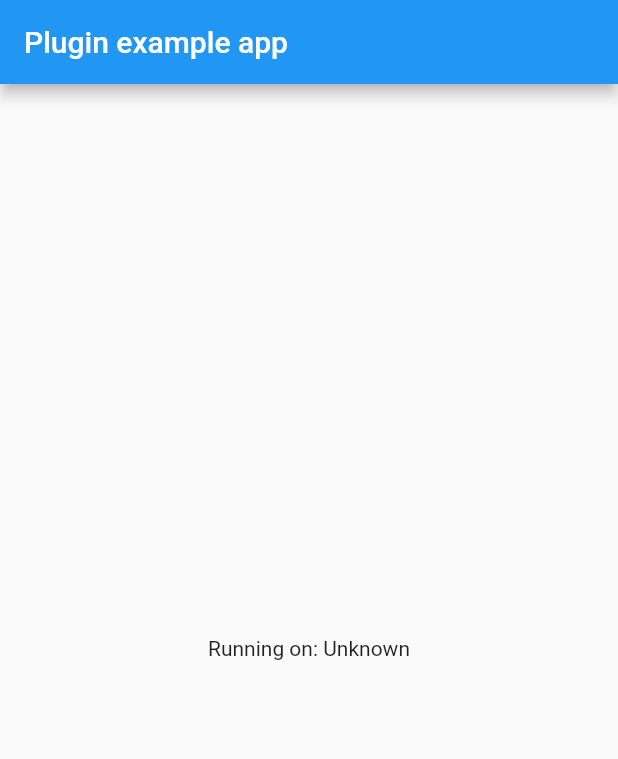
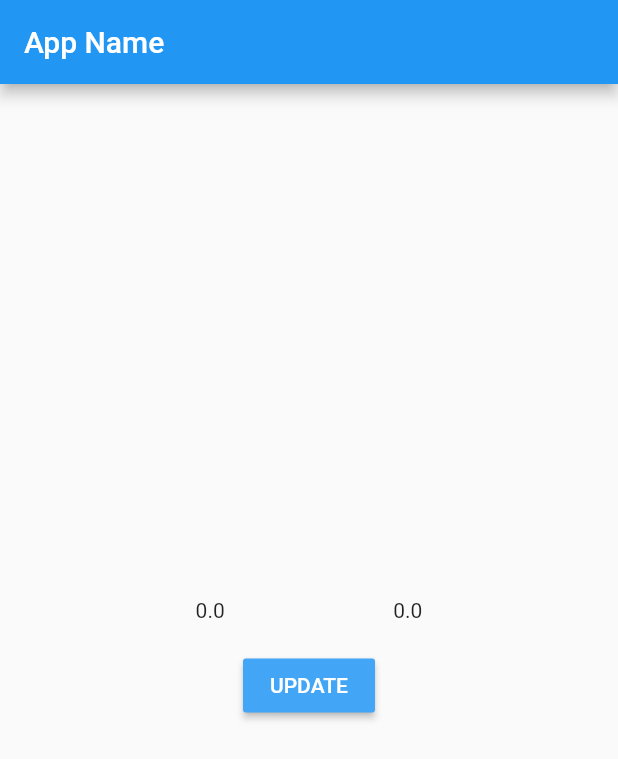
Before and after one commit to Gustash/flutter_geolocation, a Flutter app: the screen it shows after launch, on a phone screen of 412 x 824 dp. Shown: the top 759 px of the screen. Run offline on Flutter 3.47's test engine with Material 2 defaults, Android fonts, the phone set to English and light mode, and no system bars.

Commit message:
Getting hard coded doubles from Java in Android. TODO: Actually get the GPS coordinates (duh)

```diff
--- a/example/lib/main.dart
+++ b/example/lib/main.dart
@@ -1,3 +1,4 @@
+import 'dart:async';
 import 'package:flutter/material.dart';
 import 'package:flutter/services.dart';
 import 'package:gps_coordinates/gps_coordinates.dart';
@@ -48,22 +49,25 @@ class MyHomePage extends StatefulWidget {
 }
 
 class _MyHomePageState extends State<MyHomePage> {
-  String _platformVersion = 'Unknown';
+  Map<String, double> _coordinates = new Map();
 
   @override
   initState() {
     super.initState();
-    initPlatformState();
+    _coordinates["lat"] = _coordinates["long"] = 0.0;
   }
 
   // Platform messages are asynchronous, so we initialize in an async method.
-  initPlatformState() async {
-    String platformVersion;
+  _getCoordinates() async {
+    Map<String, double> coordinates;
     // Platform messages may fail, so we use a try/catch PlatformException.
     try {
-      platformVersion = await GpsCoordinates.platformVersion;
+      coordinates = await GpsCoordinates.gpsCoordinates;
     } on PlatformException {
-      platformVersion = "Failed to get platform version";
+      Map<String, double> placeholdCoordinates = new Map();
+      placeholdCoordinates["lat"] = 0.0;
+      placeholdCoordinates["long"] = 0.0;
+      coordinates = placeholdCoordinates;
     }
 
     // If the widget was removed from the tree while the asynchronous platform
@@ -73,17 +77,45 @@ class _MyHomePageState extends State<MyHomePage> {
       return;
 
     setState(() {
-      _platformVersion = platformVersion;
+      _coordinates = coordinates;
     });
   }
 
   @override
   Widget build(BuildContext context) {
     return new Scaffold(
-      appBar: new AppBar(
-        title: new Text('Plugin example app'),
-      ),
-      body: new Center(child: new Text('Running on: $_platformVersion\n')),
+      appBar: new AppBar(title: const Text('App Name')),
+      body: new Padding(
+        padding: const EdgeInsets.all(18.0),
+        child: new Column(
+          mainAxisAlignment: MainAxisAlignment.center,
+          children: [
+            new Padding(
+              padding: const EdgeInsets.only(bottom: 18.0),
+              child: new Row(
+                mainAxisAlignment: MainAxisAlignment.spaceEvenly,
+                children: [
+                  new Text(
+                    _coordinates["lat"].toString()
+                  ),
+                  new Text(_coordinates["long"].toString())
+                ]
+              ),
+            ),
+            new RaisedButton(
+                key: null,
+                onPressed: buttonPressed,
+                color: Colors.blue[400],
+                colorBrightness: Brightness.dark,
+                child: new Text("UPDATE")
+            )
+          ]
+        ),
+      )
     );
   }
+
+  void buttonPressed() {
+    _getCoordinates();
+  }
 }
--- a/lib/gps_coordinates.dart
+++ b/lib/gps_coordinates.dart
@@ -4,11 +4,8 @@ import 'package:flutter/services.dart';
 
 class GpsCoordinates {
   static const MethodChannel _channel =
-      const MethodChannel('gustash.flutter.plugins/gps_coordinates');
-
-  static Future<String> get platformVersion =>
-      _channel.invokeMethod('getPlatformVersion');
+    const MethodChannel('gustash.flutter.plugins/gps_coordinates');
 
   static Future<Map<String, double>> get gpsCoordinates =>
-      _channel.invokeMethod('getGPSCoordinates');
+    _channel.invokeMethod('getGPSCoordinates');
 }
```
Also changed, not shown: 1 other file.
